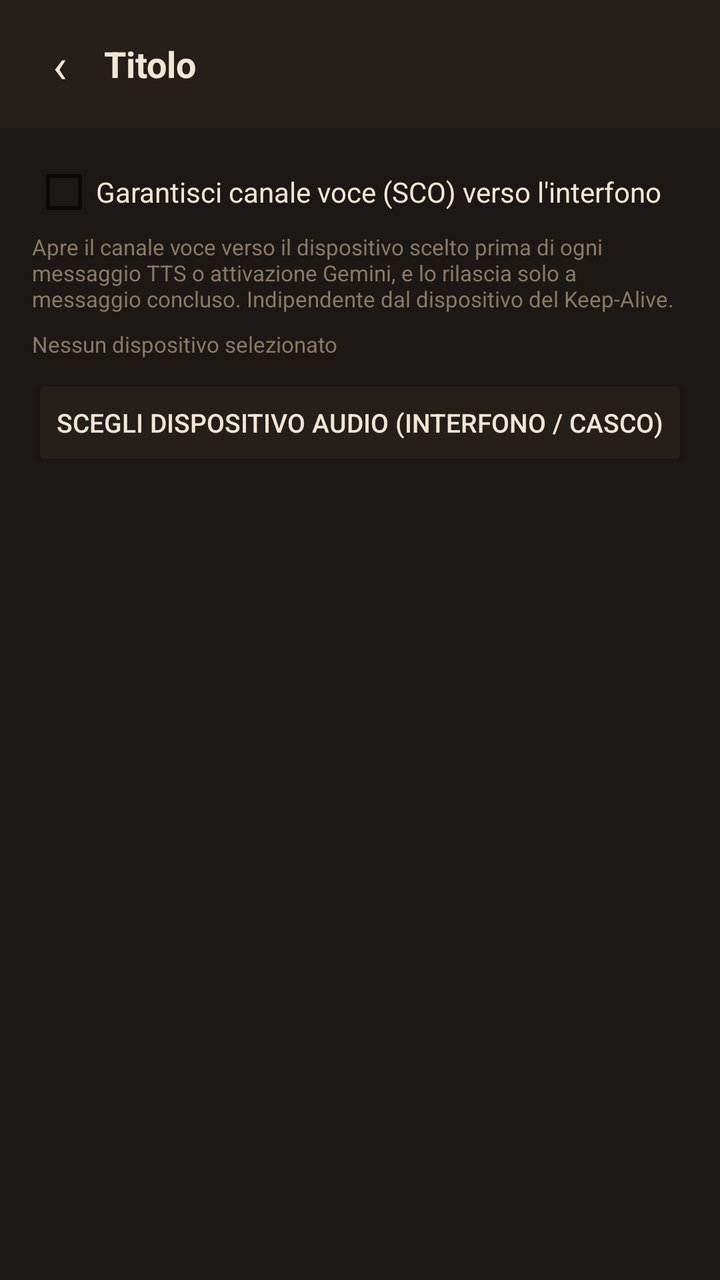
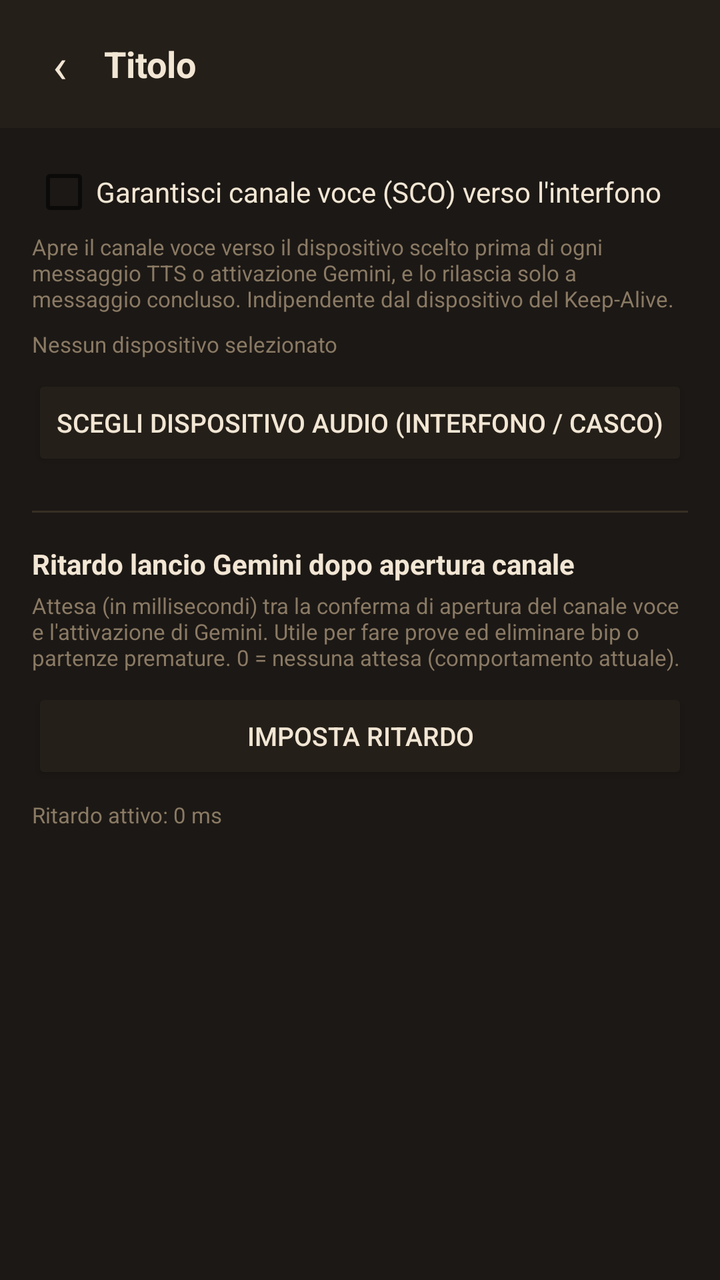

The first picture is an Android layout as it rendered before a commit; the second is the same layout after the commit. The layout source and the unified diff follow.
<!-- AndroidManifest.xml: application theme Theme.AppCompat.Light.NoActionBar -->
<!-- res/layout/fragment_option_audio_routing.xml -->
<?xml version="1.0" encoding="utf-8"?>
<LinearLayout xmlns:android="http://schemas.android.com/apk/res/android"
    android:layout_width="match_parent"
    android:layout_height="match_parent"
    android:orientation="vertical"
    android:background="@color/cockpit_screen_bg">

    <include layout="@layout/partial_detail_header" />

    <LinearLayout
        android:layout_width="match_parent"
        android:layout_height="wrap_content"
        android:orientation="vertical"
        android:padding="16dp">

        <CheckBox
            android:id="@+id/cbOptAudioBtRouting"
            android:layout_width="match_parent"
            android:layout_height="wrap_content"
            android:text="Garantisci canale voce (SCO) verso l'interfono"
            android:textSize="14sp"
            android:textColor="@color/cockpit_ink" />

        <TextView
            style="@style/Br80.Text.Caption"
            android:layout_width="match_parent"
            android:layout_height="wrap_content"
            android:text="Apre il canale voce verso il dispositivo scelto prima di ogni messaggio TTS o attivazione Gemini, e lo rilascia solo a messaggio concluso. Indipendente dal dispositivo del Keep-Alive."
            android:layout_marginTop="4dp"
            android:layout_marginBottom="8dp" />

        <TextView
            android:id="@+id/tvAudioBtDevice"
            style="@style/Br80.Text.Caption"
            android:layout_width="match_parent"
            android:layout_height="wrap_content"
            android:text="Nessun dispositivo selezionato"
            android:layout_marginBottom="8dp" />

        <Button
            android:id="@+id/btnOptChooseAudioBtDevice"
            android:layout_width="match_parent"
            android:layout_height="wrap_content"
            android:text="Scegli Dispositivo Audio (Interfono / Casco)"
            android:textSize="13sp"
            android:backgroundTint="@color/cockpit_card"
            android:textColor="@color/cockpit_ink" />

    </LinearLayout>
</LinearLayout>
<!-- res/layout/partial_detail_header.xml (included above) -->
<?xml version="1.0" encoding="utf-8"?>
<merge xmlns:android="http://schemas.android.com/apk/res/android">

    <LinearLayout
        android:layout_width="match_parent"
        android:layout_height="wrap_content"
        android:orientation="horizontal"
        android:background="@color/cockpit_card"
        android:paddingHorizontal="8dp"
        android:paddingVertical="10dp"
        android:gravity="center_vertical">

        <TextView
            android:id="@+id/btnDetailBack"
            android:layout_width="44dp"
            android:layout_height="44dp"
            android:text="‹"
            android:textSize="24sp"
            android:gravity="center"
            android:textColor="@color/cockpit_ink"
            android:clickable="true"
            android:focusable="true"
            android:background="?android:attr/selectableItemBackgroundBorderless" />

        <TextView
            android:id="@+id/tvDetailTitle"
            style="@style/Br80.Text.ScreenTitle"
            android:layout_width="0dp"
            android:layout_height="wrap_content"
            android:layout_weight="1"
            android:text="Titolo" />

    </LinearLayout>

</merge>
<!-- resources referenced by this layout -->
<resources>
  <color name="cockpit_card">#241F19</color>
  <color name="cockpit_ink">#F2E6D4</color>
  <color name="cockpit_screen_bg">#1C1815</color>
  <style name="Br80.Text.Caption" parent="">
          <item name="android:textSize">11sp</item>
          <item name="android:textColor">@color/cockpit_muted_dim</item>
      </style>
  <style name="Br80.Text.ScreenTitle" parent="">
          <item name="android:textSize">18sp</item>
          <item name="android:textStyle">bold</item>
          <item name="android:textColor">@color/cockpit_ink</item>
      </style>
  <color name="cockpit_muted_dim">#8A7A64</color>
</resources>

<!-- the commit's change to res/layout/fragment_option_audio_routing.xml (unified diff, before → after) -->
@@ -46,6 +46,46 @@
             android:backgroundTint="@color/cockpit_card"
             android:textColor="@color/cockpit_ink" />
 
+        <View
+            android:layout_width="match_parent"
+            android:layout_height="1dp"
+            android:background="@color/cockpit_border"
+            android:layout_marginTop="20dp"
+            android:layout_marginBottom="16dp" />
+
+        <TextView
+            android:layout_width="match_parent"
+            android:layout_height="wrap_content"
+            android:text="Ritardo lancio Gemini dopo apertura canale"
+            android:textSize="14sp"
+            android:textStyle="bold"
+            android:textColor="@color/cockpit_ink" />
+
+        <TextView
+            style="@style/Br80.Text.Caption"
+            android:layout_width="match_parent"
+            android:layout_height="wrap_content"
+            android:text="Attesa (in millisecondi) tra la conferma di apertura del canale voce e l'attivazione di Gemini. Utile per fare prove ed eliminare bip o partenze premature. 0 = nessuna attesa (comportamento attuale)."
+            android:layout_marginTop="4dp"
+            android:layout_marginBottom="8dp" />
+
+        <Button
+            android:id="@+id/btnApplyGeminiLaunchDelay"
+            android:layout_width="match_parent"
+            android:layout_height="wrap_content"
+            android:text="Imposta Ritardo"
+            android:textSize="13sp"
+            android:backgroundTint="@color/cockpit_card"
+            android:textColor="@color/cockpit_ink" />
+
+        <TextView
+            android:id="@+id/tvGeminiLaunchDelay"
+            style="@style/Br80.Text.Caption"
+            android:layout_width="match_parent"
+            android:layout_height="wrap_content"
+            android:layout_marginTop="8dp"
+            android:text="Ritardo attivo: 0 ms" />
+
     </LinearLayout>
 </LinearLayout>
 <!-- res/layout/partial_detail_header.xml (included above) -->
<!-- resource entries referenced after the edit -->
@@ -1,5 +1,6 @@
 <!-- resources referenced by this layout -->
 <resources>
+  <color name="cockpit_border">#382F24</color>
   <color name="cockpit_card">#241F19</color>
   <color name="cockpit_ink">#F2E6D4</color>
   <color name="cockpit_screen_bg">#1C1815</color>
